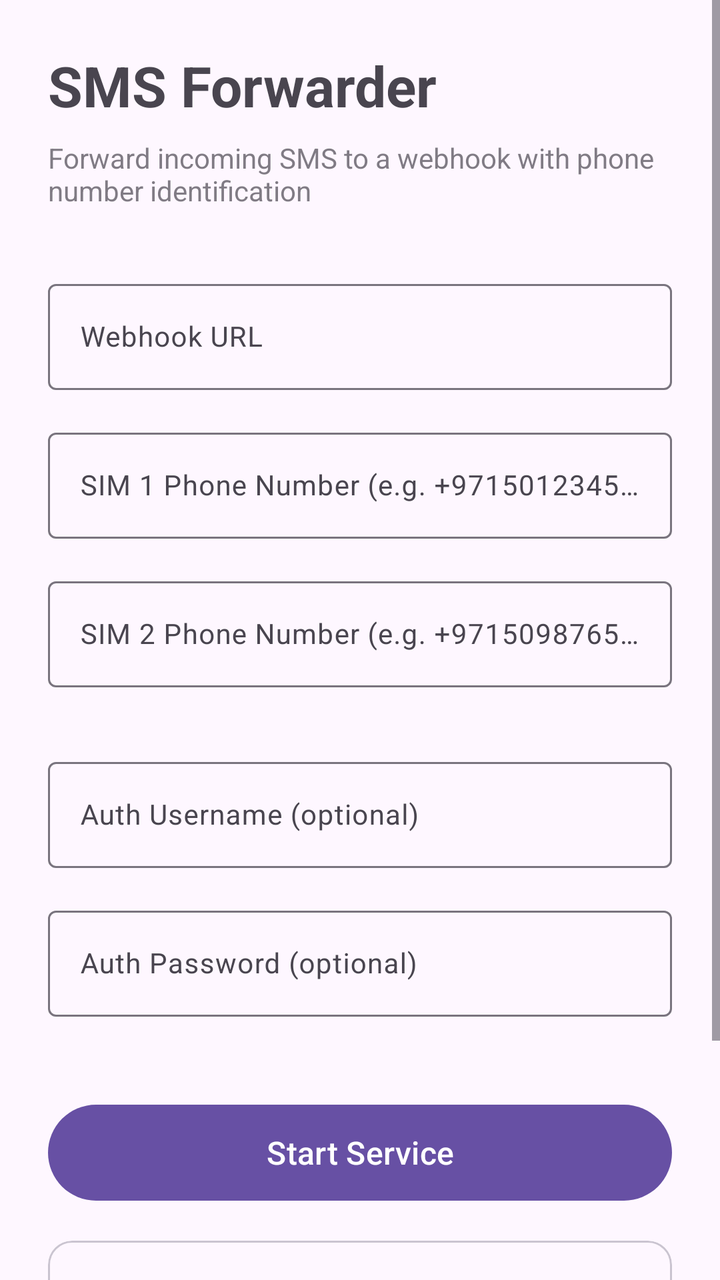
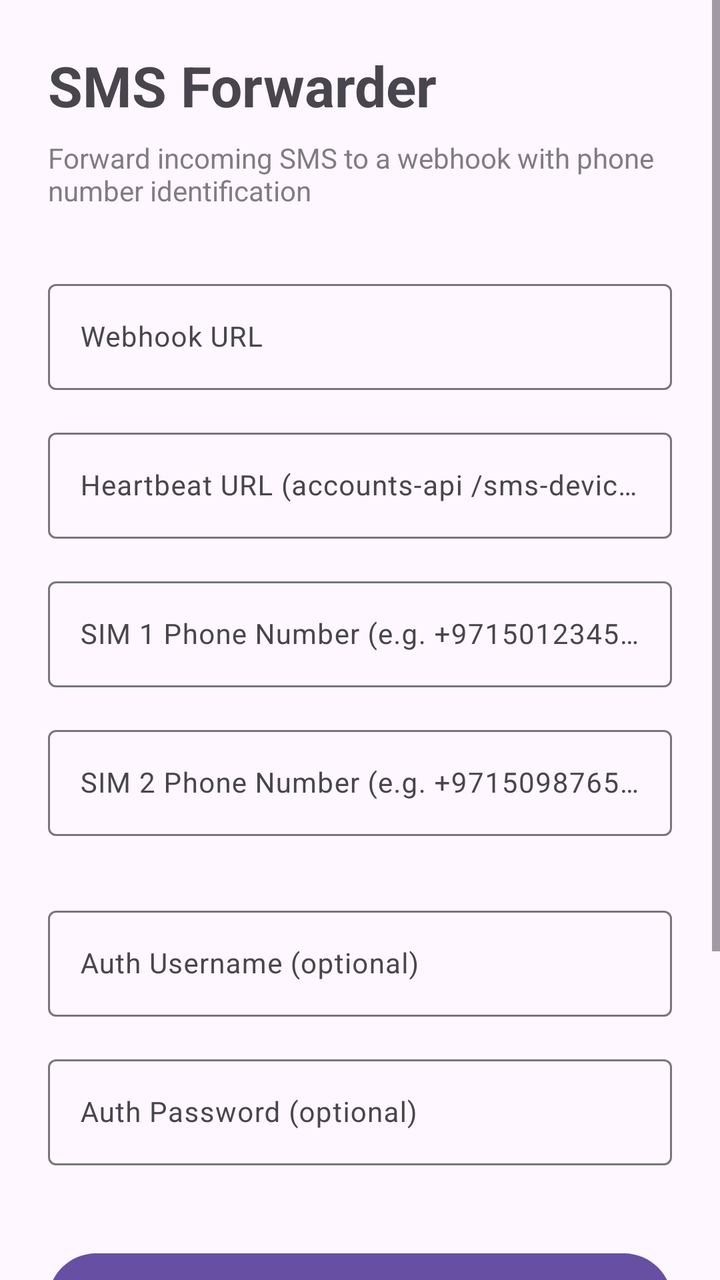

The first picture is an Android layout as it rendered before a commit; the second is the same layout after the commit. The layout source and the unified diff follow.
<!-- AndroidManifest.xml: application theme Theme.SmsForwarder -->
<!-- res/layout/activity_main.xml -->
<?xml version="1.0" encoding="utf-8"?>
<ScrollView xmlns:android="http://schemas.android.com/apk/res/android"
    android:layout_width="match_parent"
    android:layout_height="match_parent"
    android:background="?android:colorBackground">

    <LinearLayout
        android:layout_width="match_parent"
        android:layout_height="wrap_content"
        android:orientation="vertical"
        android:padding="24dp">

        <TextView
            android:layout_width="wrap_content"
            android:layout_height="wrap_content"
            android:text="SMS Forwarder"
            android:textSize="28sp"
            android:textStyle="bold"
            android:layout_marginBottom="8dp" />

        <TextView
            android:layout_width="wrap_content"
            android:layout_height="wrap_content"
            android:text="Forward incoming SMS to a webhook with phone number identification"
            android:textSize="14sp"
            android:alpha="0.7"
            android:layout_marginBottom="32dp" />

        <com.google.android.material.card.MaterialCardView
            android:id="@+id/permissionWarning"
            android:layout_width="match_parent"
            android:layout_height="wrap_content"
            android:layout_marginBottom="16dp"
            android:visibility="gone"
            app:cardBackgroundColor="#B71C1C"
            xmlns:app="http://schemas.android.com/apk/res-auto">

            <LinearLayout
                android:layout_width="match_parent"
                android:layout_height="wrap_content"
                android:orientation="vertical"
                android:padding="16dp">

                <TextView
                    android:layout_width="wrap_content"
                    android:layout_height="wrap_content"
                    android:text="PERMISSIONS MISSING"
                    android:textColor="#FFFFFF"
                    android:textSize="14sp"
                    android:textStyle="bold"
                    android:layout_marginBottom="4dp" />

                <TextView
                    android:id="@+id/permissionDetails"
                    android:layout_width="match_parent"
                    android:layout_height="wrap_content"
                    android:textColor="#FFFFFF"
                    android:textSize="12sp"
                    android:text="SMS forwarding will not work without these permissions." />

                <com.google.android.material.button.MaterialButton
                    android:id="@+id/grantPermissions"
                    android:layout_width="wrap_content"
                    android:layout_height="wrap_content"
                    android:text="Grant Permissions"
                    android:layout_marginTop="8dp"
                    style="@style/Widget.Material3.Button.TonalButton" />

            </LinearLayout>

        </com.google.android.material.card.MaterialCardView>

        <com.google.android.material.textfield.TextInputLayout
            android:layout_width="match_parent"
            android:layout_height="wrap_content"
            android:hint="Webhook URL"
            android:layout_marginBottom="16dp"
            style="@style/Widget.Material3.TextInputLayout.OutlinedBox">

            <com.google.android.material.textfield.TextInputEditText
                android:id="@+id/webhookUrl"
                android:layout_width="match_parent"
                android:layout_height="wrap_content"
                android:inputType="textUri"
                android:textSize="14sp" />

        </com.google.android.material.textfield.TextInputLayout>

        <com.google.android.material.textfield.TextInputLayout
            android:layout_width="match_parent"
            android:layout_height="wrap_content"
            android:hint="SIM 1 Phone Number (e.g. +971501234567)"
            android:layout_marginBottom="16dp"
            style="@style/Widget.Material3.TextInputLayout.OutlinedBox">

            <com.google.android.material.textfield.TextInputEditText
                android:id="@+id/sim1Number"
                android:layout_width="match_parent"
                android:layout_height="wrap_content"
                android:inputType="phone"
                android:textSize="14sp" />

        </com.google.android.material.textfield.TextInputLayout>

        <com.google.android.material.textfield.TextInputLayout
            android:layout_width="match_parent"
            android:layout_height="wrap_content"
            android:hint="SIM 2 Phone Number (e.g. +971509876543)"
            android:layout_marginBottom="32dp"
            style="@style/Widget.Material3.TextInputLayout.OutlinedBox">

            <com.google.android.material.textfield.TextInputEditText
                android:id="@+id/sim2Number"
                android:layout_width="match_parent"
                android:layout_height="wrap_content"
                android:inputType="phone"
                android:textSize="14sp" />

        </com.google.android.material.textfield.TextInputLayout>

        <com.google.android.material.textfield.TextInputLayout
            android:layout_width="match_parent"
            android:layout_height="wrap_content"
            android:hint="Auth Username (optional)"
            android:layout_marginBottom="16dp"
            style="@style/Widget.Material3.TextInputLayout.OutlinedBox">

            <com.google.android.material.textfield.TextInputEditText
                android:id="@+id/authUsername"
                android:layout_width="match_parent"
                android:layout_height="wrap_content"
                android:inputType="text"
                android:textSize="14sp" />

        </com.google.android.material.textfield.TextInputLayout>

        <com.google.android.material.textfield.TextInputLayout
            android:layout_width="match_parent"
            android:layout_height="wrap_content"
            android:hint="Auth Password (optional)"
            android:layout_marginBottom="16dp"
            style="@style/Widget.Material3.TextInputLayout.OutlinedBox">

            <com.google.android.material.textfield.TextInputEditText
                android:id="@+id/authPassword"
                android:layout_width="match_parent"
                android:layout_height="wrap_content"
                android:inputType="textPassword"
                android:textSize="14sp" />

        </com.google.android.material.textfield.TextInputLayout>

        <View
            android:layout_width="match_parent"
            android:layout_height="24dp" />

        <com.google.android.material.button.MaterialButton
            android:id="@+id/toggleService"
            android:layout_width="match_parent"
            android:layout_height="56dp"
            android:text="Start Service"
            android:textSize="16sp"
            android:layout_marginBottom="16dp" />

        <com.google.android.material.card.MaterialCardView
            android:layout_width="match_parent"
            android:layout_height="wrap_content"
            android:layout_marginBottom="16dp">

            <LinearLayout
                android:layout_width="match_parent"
                android:layout_height="wrap_content"
                android:orientation="vertical"
                android:padding="16dp">

                <TextView
                    android:layout_width="wrap_content"
                    android:layout_height="wrap_content"
                    android:text="Status"
                    android:textSize="16sp"
                    android:textStyle="bold"
                    android:layout_marginBottom="8dp" />

                <TextView
                    android:id="@+id/statusText"
                    android:layout_width="match_parent"
                    android:layout_height="wrap_content"
                    android:text="Service stopped"
                    android:textSize="14sp" />

            </LinearLayout>

        </com.google.android.material.card.MaterialCardView>

        <TextView
            android:layout_width="wrap_content"
            android:layout_height="wrap_content"
            android:text="Recent Messages"
            android:textSize="16sp"
            android:textStyle="bold"
            android:layout_marginBottom="8dp" />

        <TextView
            android:id="@+id/logText"
            android:layout_width="match_parent"
            android:layout_height="wrap_content"
            android:text="No messages forwarded yet"
            android:textSize="12sp"
            android:fontFamily="monospace"
            android:alpha="0.8" />

    </LinearLayout>
</ScrollView>
<!-- resources referenced by this layout -->
<resources>
  <style name="Theme.SmsForwarder" parent="Theme.Material3.DayNight.NoActionBar">
          <item name="colorPrimary">#6750A4</item>
          <item name="colorOnPrimary">#FFFFFF</item>
          <item name="colorPrimaryContainer">#EADDFF</item>
          <item name="colorSecondary">#625B71</item>
      </style>
</resources>

<!-- the commit's change to res/layout/activity_main.xml (unified diff, before → after) -->
@@ -89,6 +89,22 @@
         <com.google.android.material.textfield.TextInputLayout
             android:layout_width="match_parent"
             android:layout_height="wrap_content"
+            android:hint="Heartbeat URL (accounts-api /sms-devices/heartbeat)"
+            android:layout_marginBottom="16dp"
+            style="@style/Widget.Material3.TextInputLayout.OutlinedBox">
+
+            <com.google.android.material.textfield.TextInputEditText
+                android:id="@+id/heartbeatUrl"
+                android:layout_width="match_parent"
+                android:layout_height="wrap_content"
+                android:inputType="textUri"
+                android:textSize="14sp" />
+
+        </com.google.android.material.textfield.TextInputLayout>
+
+        <com.google.android.material.textfield.TextInputLayout
+            android:layout_width="match_parent"
+            android:layout_height="wrap_content"
             android:hint="SIM 1 Phone Number (e.g. +971501234567)"
             android:layout_marginBottom="16dp"
             style="@style/Widget.Material3.TextInputLayout.OutlinedBox">
